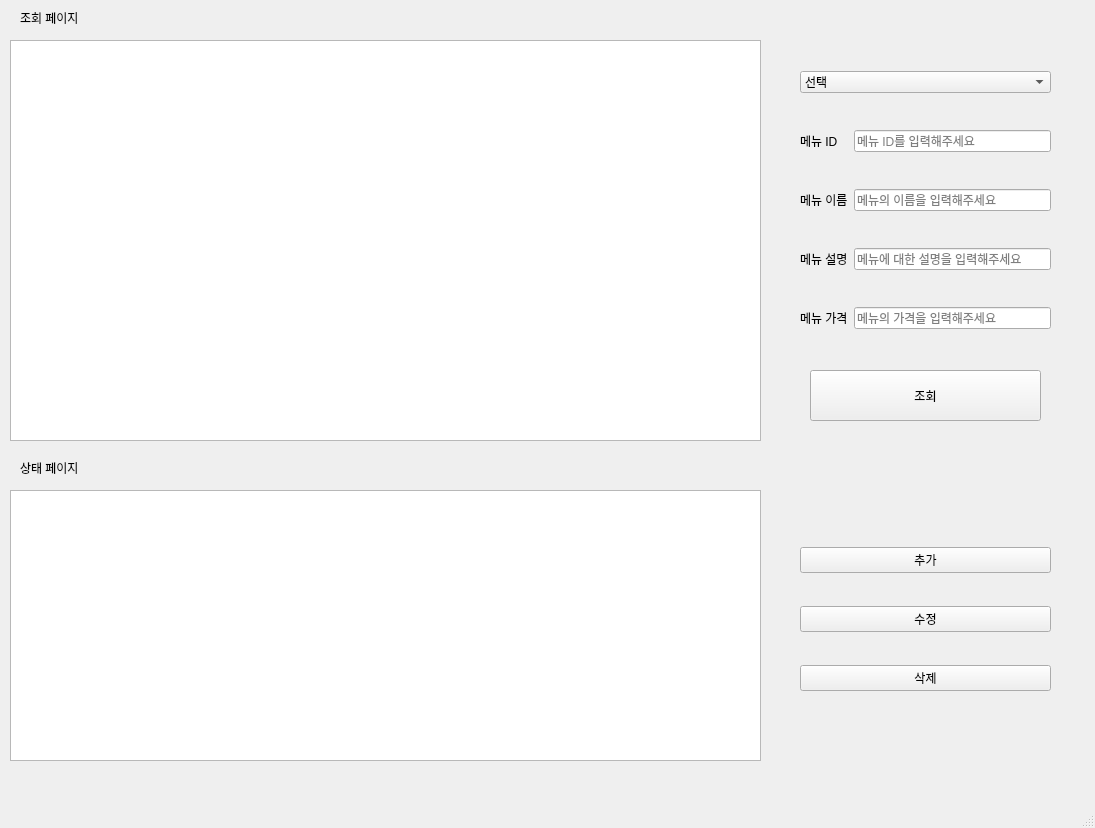
BSEom/miniP_kiosk, file ui/manager.ui: the form before one commit.
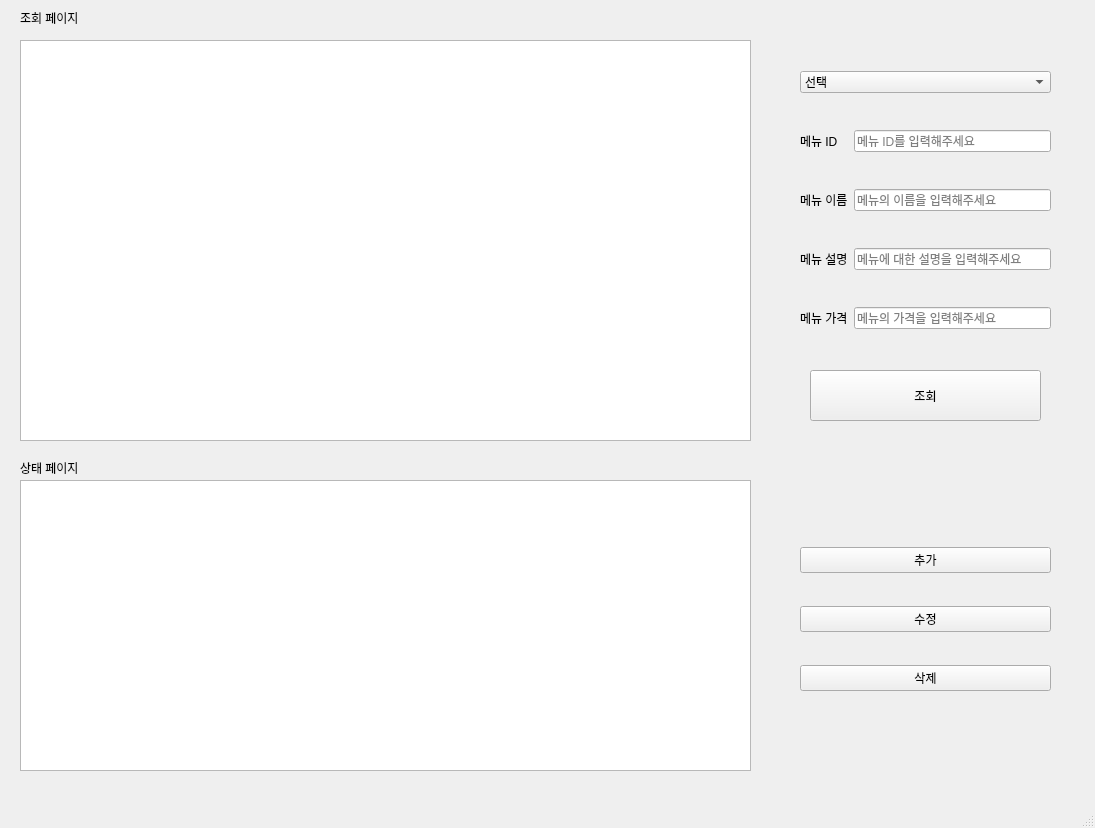
The form after the commit.

Commit message: 0328 manager수정

Diff of the .ui file:
```diff
--- a/ui/manager.ui
+++ b/ui/manager.ui
@@ -192,26 +192,6 @@
      </item>
     </layout>
    </widget>
-   <widget class="QListView" name="tblMenu">
-    <property name="geometry">
-     <rect>
-      <x>10</x>
-      <y>40</y>
-      <width>751</width>
-      <height>401</height>
-     </rect>
-    </property>
-   </widget>
-   <widget class="QListView" name="tblMenu2">
-    <property name="geometry">
-     <rect>
-      <x>10</x>
-      <y>490</y>
-      <width>751</width>
-      <height>271</height>
-     </rect>
-    </property>
-   </widget>
    <widget class="QLabel" name="label">
     <property name="geometry">
      <rect>
@@ -251,6 +231,38 @@
      <string>조회</string>
     </property>
    </widget>
+   <widget class="QTableWidget" name="tblMenu">
+    <property name="geometry">
+     <rect>
+      <x>20</x>
+      <y>40</y>
+      <width>731</width>
+      <height>401</height>
+     </rect>
+    </property>
+   </widget>
+   <widget class="QTableWidget" name="tblMenu2">
+    <property name="geometry">
+     <rect>
+      <x>20</x>
+      <y>480</y>
+      <width>731</width>
+      <height>291</height>
+     </rect>
+    </property>
+   </widget>
+   <widget class="QStackedWidget" name="stackedWidget">
+    <property name="geometry">
+     <rect>
+      <x>90</x>
+      <y>500</y>
+      <width>120</width>
+      <height>80</height>
+     </rect>
+    </property>
+    <widget class="QWidget" name="page_3"/>
+    <widget class="QWidget" name="page_4"/>
+   </widget>
   </widget>
   <widget class="QMenuBar" name="menubar">
    <property name="geometry">
```
Left out of the diff: 11 changed lines with no effect on the pictures. The commit also changes 1 other file.
